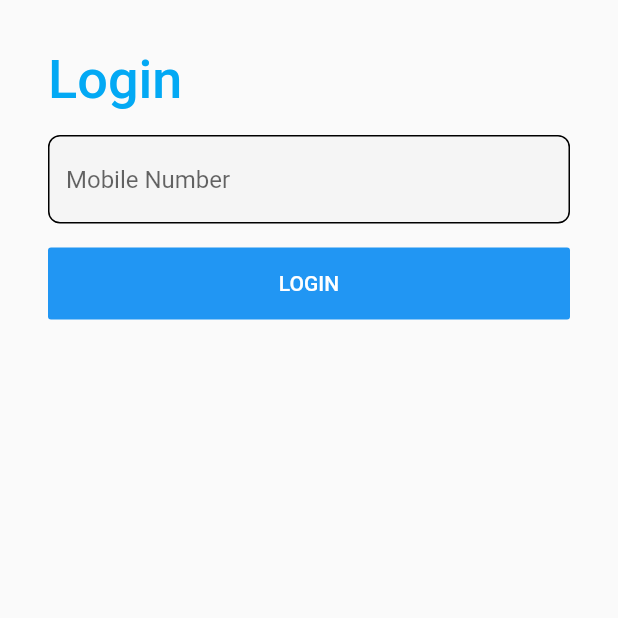
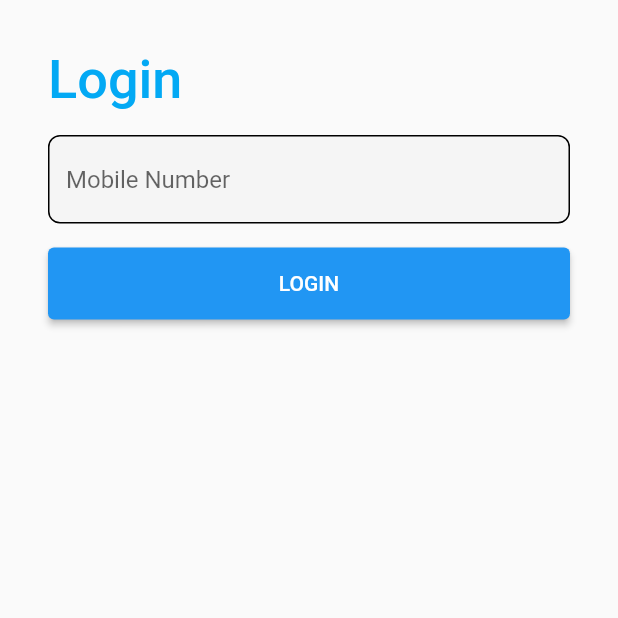
Before and after one commit to MohammedAathif/grocery_app, a Flutter app: the LoginScreen screen opened directly, after a tap on "LOGIN", on a phone screen of 412 x 824 dp, the top half of it. Run offline on Flutter 3.47's test engine with Material 2 defaults, Android fonts, the phone set to English and light mode, and no system bars; our stand-ins replace carousel_slider, firebase_auth, firebase_core, fluttertoast, shared_preferences; missing offline and left inert: firebase_auth_web, firebase_core_web, shared_preferences_web; accounts and stored records are empty; network calls fail.

Commit message:
Button Changes

```diff
--- a/lib/main.dart
+++ b/lib/main.dart
@@ -37,7 +37,7 @@ class _SplashScreenState extends State<SplashScreen> {
       Navigator.pushReplacement(
           context,
           MaterialPageRoute(
-              builder: (BuildContext context) => const Startingpage()));
+              builder: (BuildContext context) => const StartingPage()));
       timer.cancel();
     });
   }
--- a/lib/screens/Login/MobileNumber.dart
+++ b/lib/screens/Login/MobileNumber.dart
@@ -186,12 +186,14 @@ class LoginScreen extends StatelessWidget {
   final _phoneController = TextEditingController();
   final _codeController = TextEditingController();
 
+  LoginScreen({Key? key}) : super(key: key);
+
   Future<void> loginUser(String phone, BuildContext context) async {
     FirebaseAuth _auth = FirebaseAuth.instance;
 
     _auth.verifyPhoneNumber(
       phoneNumber: phone,
-      timeout: Duration(seconds: 60),
+      timeout: const Duration(seconds: 60),
 
       verificationCompleted: (PhoneAuthCredential credential) async {
         Navigator.of(context).pop();
@@ -218,7 +220,7 @@ class LoginScreen extends StatelessWidget {
             barrierDismissible: false,
             builder: (context) {
               return AlertDialog(
-                title: Text("Give the code?"),
+                title: const Text("Give the code?"),
                 content: Column(
                   mainAxisSize: MainAxisSize.min,
                   children: <Widget>[
@@ -228,10 +230,11 @@ class LoginScreen extends StatelessWidget {
                   ],
                 ),
                 actions: <Widget>[
-                  FlatButton(
-                    child: Text("Confirm"),
-                    textColor: Colors.white,
-                    color: Colors.blue,
+                  ElevatedButton(
+                    child: const Text("Confirm"),
+                    style: ButtonStyle(backgroundColor: MaterialStateProperty.all( Colors.blue),foregroundColor: MaterialStateProperty.all( Colors.white)),
+                    // textColor: Colors.white,
+                    // color: Colors.blue,
                     onPressed: () async {
                       final code = _codeController.text.trim();
                       PhoneAuthCredential credential =
@@ -258,29 +261,29 @@ class LoginScreen extends StatelessWidget {
     return Scaffold(
         body: SingleChildScrollView(
       child: Container(
-        padding: EdgeInsets.all(32),
+        padding: const EdgeInsets.all(32),
         child: Form(
           child: Column(
             crossAxisAlignment: CrossAxisAlignment.start,
             mainAxisAlignment: MainAxisAlignment.center,
             children: <Widget>[
-              Text(
+              const Text(
                 "Login",
                 style: TextStyle(
                     color: Colors.lightBlue,
                     fontSize: 36,
                     fontWeight: FontWeight.w500),
               ),
-              SizedBox(
+              const SizedBox(
                 height: 16,
               ),
               TextFormField(
                 decoration: InputDecoration(
-                    enabledBorder: OutlineInputBorder(
+                    enabledBorder: const OutlineInputBorder(
                       borderRadius: BorderRadius.all(Radius.circular(8)),
                       // borderSide: BorderSide(color: Colors.grey[200])
                     ),
-                    focusedBorder: OutlineInputBorder(
+                    focusedBorder: const OutlineInputBorder(
                       borderRadius: BorderRadius.all(Radius.circular(8)),
                       //borderSide: BorderSide(color: Colors.grey[300])
                     ),
@@ -289,21 +292,24 @@ class LoginScreen extends StatelessWidget {
                     hintText: "Mobile Number"),
                 controller: _phoneController,
               ),
-              SizedBox(
+              const SizedBox(
                 height: 16,
               ),
               Container(
                 width: double.infinity,
-                child: FlatButton(
-                  child: Text("LOGIN"),
-                  textColor: Colors.white,
-                  padding: EdgeInsets.all(16),
+                child: ElevatedButton(
+                  child: const Text("LOGIN"),
+                  style: ButtonStyle(
+                      padding: MaterialStateProperty.all(const EdgeInsets.all(16)),
+                      backgroundColor: MaterialStateProperty.all( Colors.blue),foregroundColor: MaterialStateProperty.all( Colors.white)),
+                 // textColor: Colors.white,
+                  //padding: EdgeInsets.all(16),
                   onPressed: () {
                     final phone = _phoneController.text.trim();
 
                     loginUser(phone, context);
                   },
-                  color: Colors.blue,
+                 // color: Colors.blue,
                 ),
               )
             ],
--- a/lib/screens/Login/location.dart
+++ b/lib/screens/Login/location.dart
@@ -13,6 +13,7 @@ class _LocationPageState extends State<LocationPage> {
   @override
   Widget build(BuildContext context) {
     var height = MediaQuery.of(context).size.height/2;
+    //var width = MediaQuery.of(context).size.width/2;
     //var width = MediaQuery.of(context).size.width/2;
     //var width = MediaQuery.of(context).size.width/2;
     return Scaffold(
```
